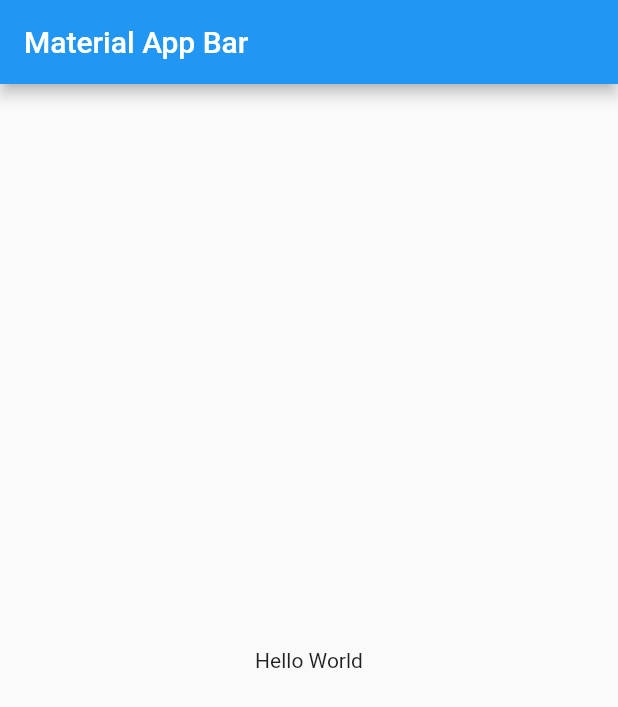
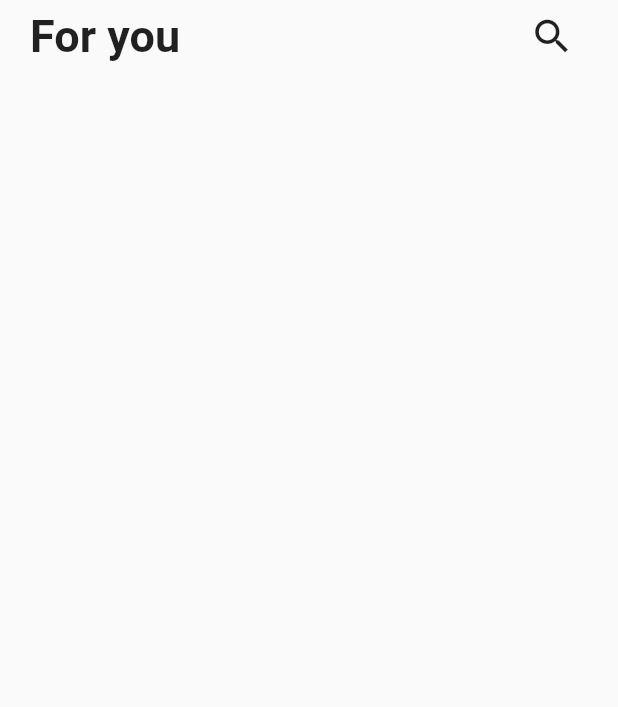
Before and after one commit to IdGalarzaSa/shoe-app, a Flutter app: the screen it shows after launch, on a phone screen of 412 x 824 dp. Shown: the top 707 px of the screen. Run offline on Flutter 3.47's test engine with Material 2 defaults, Android fonts, the phone set to English and light mode, and no system bars.

Commit message:
custom appbar

```diff
--- a/lib/main.dart
+++ b/lib/main.dart
@@ -1,4 +1,5 @@
 import 'package:flutter/material.dart';
+import 'package:flutter_shoes_app/src/pages/shoe_page.dart';
 
 void main() => runApp(MyApp());
 
@@ -6,17 +7,9 @@
   @override
   Widget build(BuildContext context) {
     return MaterialApp(
-      title: 'Material App',
-      home: Scaffold(
-        appBar: AppBar(
-          title: Text('Material App Bar'),
-        ),
-        body: Center(
-          child: Container(
-            child: Text('Hello World'),
-          ),
-        ),
-      ),
+      debugShowCheckedModeBanner: true,
+      title: 'Shoes app',
+      home: ShoePage(),
     );
   }
 }
--- /dev/null
+++ b/lib/src/pages/shoe_page.dart
@@ -0,0 +1,13 @@
+import 'package:flutter/material.dart';
+import 'package:flutter_shoes_app/src/widgets/custom_widgets.dart';
+
+class ShoePage extends StatelessWidget {
+  static final routeName = "ShoePage";
+
+  @override
+  Widget build(BuildContext context) {
+    return Scaffold(
+      body: CustomAppBar(),
+    );
+  }
+}
--- /dev/null
+++ b/lib/src/widgets/custom_appbar.dart
@@ -0,0 +1,23 @@
+import 'package:flutter/material.dart';
+
+class CustomAppBar extends StatelessWidget {
+  @override
+  Widget build(BuildContext context) {
+    return SafeArea(
+      child: Container(
+        width: double.infinity,
+        padding: EdgeInsets.symmetric(horizontal: 20),
+        child: Row(
+          mainAxisAlignment: MainAxisAlignment.spaceBetween,
+          children: [
+            Text(
+              "For you",
+              style: TextStyle(fontSize: 30, fontWeight: FontWeight.w700),
+            ),
+            IconButton(onPressed: () {}, icon: Icon(Icons.search, size: 30))
+          ],
+        ),
+      ),
+    );
+  }
+}
--- /dev/null
+++ b/lib/src/widgets/custom_widgets.dart
@@ -0,0 +1 @@
+export 'package:flutter_shoes_app/src/widgets/custom_appbar.dart';
--- a/pubspec.yaml
+++ b/pubspec.yaml
@@ -45,8 +45,8 @@
   uses-material-design: true
 
   # To add assets to your application, add an assets section, like this:
-  # assets:
-  #   - images/a_dot_burr.jpeg
+  assets:
+    - assets/img/
   #   - images/a_dot_ham.jpeg
 
   # An image asset can refer to one or more resolution-specific "variants", see
```
Also changed, not shown: assets/img/amarillo.png (added), assets/img/azul.png (added), assets/img/negro.png (added), assets/img/verde.png (added).
